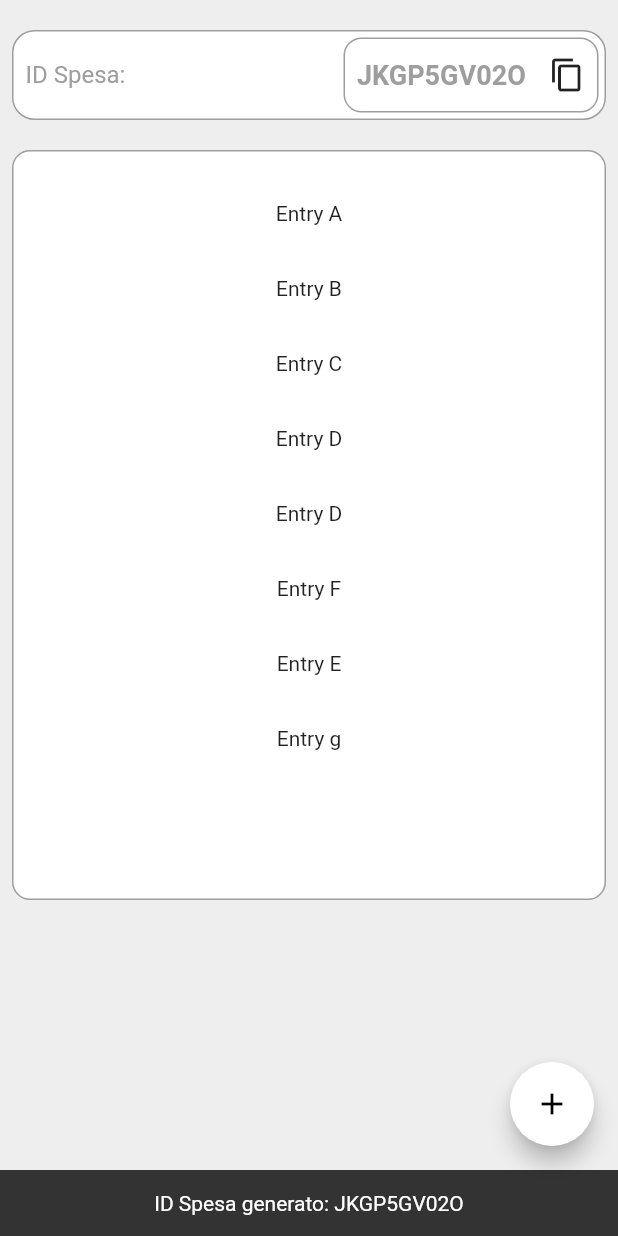
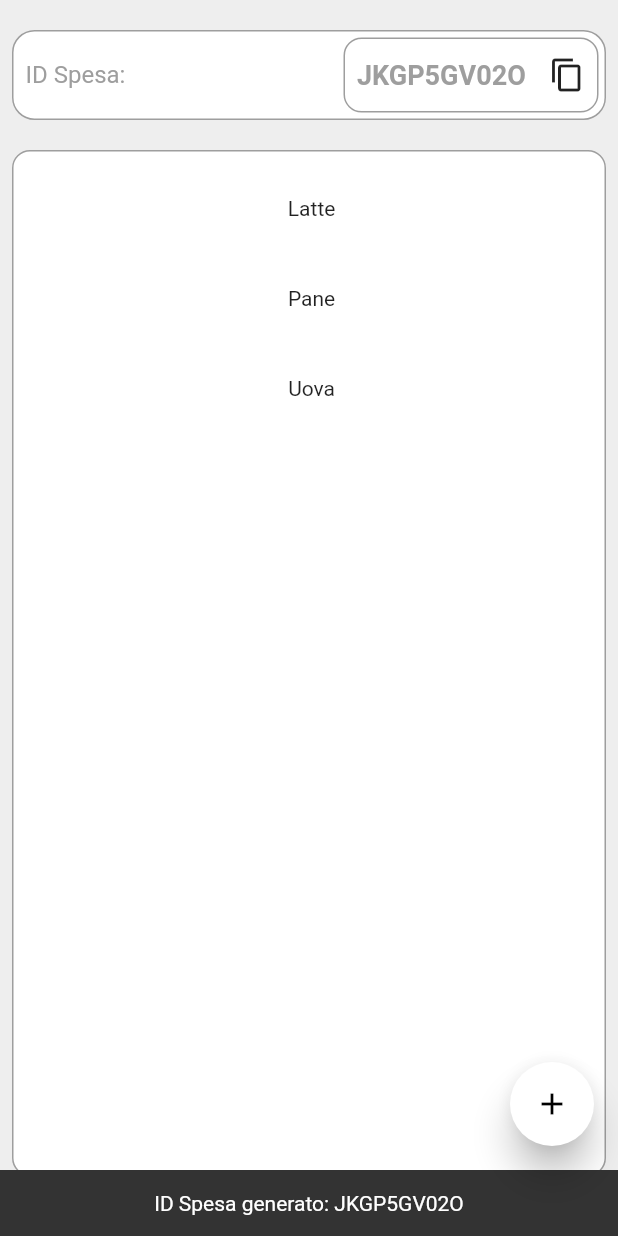
Before and after one commit to FZerbinatti/sharedshoplist, a Flutter app: the screen it shows after launch, after a tap on "Nuova Lista", on a phone screen of 412 x 824 dp. Run offline on Flutter 3.47's test engine with Material 2 defaults, Android fonts, the phone set to English and light mode, and no system bars; our stand-ins replace flutter_slidable, shared_preferences.

Commit message:
listview con altezza finita, items inseribili via alertDialog

```diff
--- a/lib/ShoppingList.dart
+++ b/lib/ShoppingList.dart
@@ -2,7 +2,7 @@ import 'package:flutter/material.dart';
 import 'dart:developer';
 import 'package:flutter/foundation.dart';
 import 'package:shared_preferences/shared_preferences.dart';
-
+import 'package:flutter_slidable/flutter_slidable.dart';
 import 'HomePage.dart';
 
 class ShoppingList extends StatefulWidget {
@@ -23,52 +23,55 @@ class ShoppingList extends StatefulWidget {
 class _ShoppingListState extends State<ShoppingList> {
 
 
+  //controller per prendere i dati dai fields
+  late TextEditingController newItemInsertedController;
+  String id_spesa = "ABC123";
+  List<String> listaSpesa = <String>["Latte", "Pane", "Uova"];
+  double height = 200;
 
-  //controller per prendere i dati dai fields
-  final _idController = TextEditingController();
-  String id_spesa ="ABC123";
-
-  final List<String> entries = <String>['A', 'B', 'C', 'D', 'D', 'F', 'E', 'g'];
-  final List<int> colorCodes = <int>[100, 500, 100];
 
   @override
   void initState() {
     super.initState();
     _IdRetriever();
+
+    newItemInsertedController = TextEditingController();
   }
 
-  void _incrementCounter() {
-    setState(() {
 
-    });
+  @override
+  void dispose() {
+    newItemInsertedController.dispose();
   }
 
   void _IdRetriever() async {
     SharedPreferences prefs = await SharedPreferences.getInstance();
     final id_spesa_string = prefs.getString('ID_SPESA') ?? '';
 
-    print("preso da sharedpreferences: " +id_spesa_string);
+    print("preso da sharedpreferences: " + id_spesa_string);
 
-    if (id_spesa_string == null||id_spesa_string.isEmpty){
+    if (id_spesa_string == null || id_spesa_string.isEmpty) {
       log("id_spesa =  null");
       Navigator.push(
         context,
         MaterialPageRoute(builder: (context) => const HomePage()),
       );
-    }else{
+    } else {
       setState(() {
-        this.id_spesa=id_spesa_string;
+        this.id_spesa = id_spesa_string;
       });
     }
+    height = MediaQuery
+        .of(context)
+        .size
+        .height;
+    print("Height:");
+    print(height);
   }
 
 
-
-
-
   @override
-    Widget build(BuildContext context){
-
+  Widget build(BuildContext context) {
     //_IdRetriever();
     //_clearSharedPreferences();
     log("init");
@@ -80,9 +83,7 @@ class _ShoppingListState extends State<ShoppingList> {
           child: Column(children: [
 
 
-
             SizedBox(height: 20),
-
 
 
             Padding(
@@ -118,7 +119,7 @@ class _ShoppingListState extends State<ShoppingList> {
                             child: Container(
 
                               width: 170,
-                                  height: 50.0,
+                              height: 50,
 
                               decoration: BoxDecoration(
                                 color: Colors.white,
@@ -129,7 +130,8 @@ class _ShoppingListState extends State<ShoppingList> {
                                 padding: const EdgeInsets.all(8.0),
                                 child: Center(
                                   child: Row(
-                                        mainAxisAlignment: MainAxisAlignment.spaceBetween,
+                                    mainAxisAlignment: MainAxisAlignment
+                                        .spaceBetween,
                                     children: [
                                       Text(
                                         "$id_spesa",
@@ -148,9 +150,11 @@ class _ShoppingListState extends State<ShoppingList> {
                             onTap: () {
                               //show message on screen
                               log("tapped button copy id");
-                                  ScaffoldMessenger.of(context).showSnackBar(SnackBar(
+                              ScaffoldMessenger.of(context).showSnackBar(
+                                  SnackBar(
 
-                                    content: Text("ID Spesa copiato!",textAlign: TextAlign.center,),
+                                    content: Text("ID Spesa copiato!",
+                                      textAlign: TextAlign.center,),
 
                                   ));
                             },
@@ -166,68 +170,101 @@ class _ShoppingListState extends State<ShoppingList> {
             SizedBox(height: 12),
 
             Column(
-                  mainAxisSize: MainAxisSize.max,
+
               children: [
                 Padding(
                   padding: const EdgeInsets.all(8.0),
                   child: Container(
 
                     width: double.infinity,
-                        height: 500,
+                    height: height - 140,
 
                     decoration: BoxDecoration(
                       color: Colors.white,
                       border: Border.all(color: Colors.grey),
                       borderRadius: BorderRadius.circular(12),
                     ),
-                        child: Padding(
-                          padding: const EdgeInsets.all(8.0),
-                          child: Expanded(
-                            child:ListView.builder(
+
+
+                    child: ListView.builder(
                         padding: const EdgeInsets.all(8),
-                                itemCount: entries.length,
+                        itemCount: listaSpesa.length,
                         itemBuilder: (BuildContext context, int index) {
+                        final item = listaSpesa[index];
+
+
                           return Container(
-                                    height: 50,
+                            height: 60,
                             color: Colors.white,
-                                    child: Center(child: Text('Entry ${entries[index]}')),
+                            child: Center(
+                                child: Text(' ${listaSpesa[index]}')),
                           );
                         }
                     ),
-                          )
-                        ),
+
+
                   ),
                 ),
               ],
             ),
 
+          ],
+          ),
+        ),
+
+
+      ),
+      floatingActionButton: FloatingActionButton(
+        onPressed: () async {
+          final newItem = await _alertDialogInsertItem();
+          if (newItem == null || newItem.isEmpty) return;
+
+          setState(() {
+            listaSpesa.insert(listaSpesa.length, newItem);
+          });
+      },
+        backgroundColor: Colors.white,
+        elevation: 10,
+        tooltip: 'Increment',
+        child: const Icon(Icons.add),
+        foregroundColor: Colors.black,
+      ),
+
+
+    );
+  }
+
+  void _clearSharedPreferences() async {
+    SharedPreferences prefs = await SharedPreferences.getInstance();
+    prefs.setString('ID_SPESA', "");
+  }
 
 
 
+    Future <String?> _alertDialogInsertItem() => showDialog <String> (
+            context: context,
+            builder: (context) =>
+                AlertDialog(
+                  title: Text("Nuovo Item"),
+                  elevation: 10,
+                  content: TextField(
+                    controller: newItemInsertedController,
+                    autofocus: true,
+                    decoration: InputDecoration(hintText: "Nome Prodotto"),
+                    onSubmitted: (_) => insertItem(),
+                  ),
+                  actions: [
+                    TextButton(onPressed: insertItem, child: Text("Inserisci"))
+                  ],
+                )
+        );
 
 
+  void insertItem() {
 
+    Navigator.of(context).pop(newItemInsertedController.text);
 
-              ],
+    newItemInsertedController.clear();
 
-
-
-
-             ),
-            ),
-
-        ),
-        floatingActionButton: FloatingActionButton(
-          onPressed: _incrementCounter,
-          backgroundColor: Colors.white,
-          tooltip: 'Increment',
-          child: const Icon(Icons.add), foregroundColor: Colors.black,
-        ),
-      );
-  }
-
-  void _clearSharedPreferences() async{
-    SharedPreferences prefs = await SharedPreferences.getInstance();
-    prefs.setString('ID_SPESA', "");
   }
 }
--- a/pubspec.yaml
+++ b/pubspec.yaml
@@ -35,6 +35,7 @@ dependencies:
   # Use with the CupertinoIcons class for iOS style icons.
   cupertino_icons: ^1.0.2
   shared_preferences: ^2.0.15
+  flutter_slidable: ^1.0.0
 
 dev_dependencies:
   flutter_test:
```
Also changed, not shown: pubspec.lock. Lines whose indentation alone changed are shown as unchanged.
